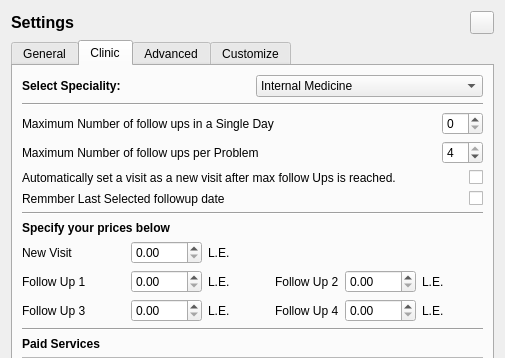
dr3mro/SmartClinic, file qtemr/ui/settingsclass.ui: the form before one commit; both pictures show x 0 to 505 and y 0 to 358 of the 505 by 1133 pixel window.
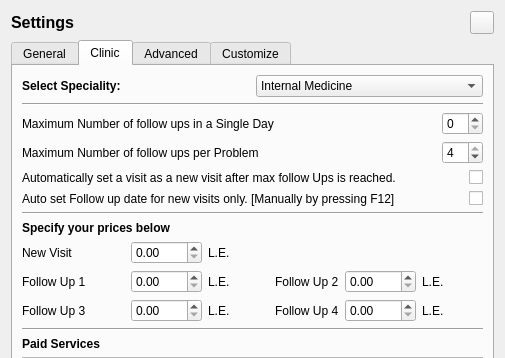
The form after the commit. The open tabs and pages were chosen to show the change. Icons and pictures are not drawn. Custom widgets are drawn as their Qt base class.

Commit message: clean \n fix msg request visit \n auto set followup date.

What changed in the file:
```diff
--- a/qtemr/ui/settingsclass.ui
+++ b/qtemr/ui/settingsclass.ui
@@ -1116,7 +1116,7 @@
          <item row="0" column="0">
           <widget class="QLabel" name="label_4">
            <property name="text">
-            <string>Remmber Last Selected followup date</string>
+            <string>Auto set Follow up date for new visits only. [Manually by pressing F12] </string>
            </property>
           </widget>
          </item>
```
The commit also changes 2 other files.
